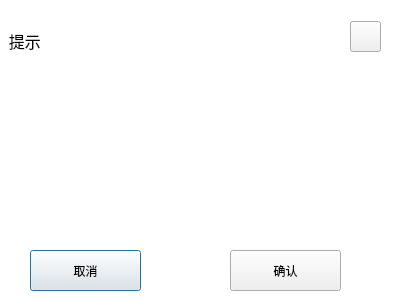
This is mydialog.ui in jindezhang/Q7fromRD330 as Qt 5 draws it before an edit. The edited form follows.
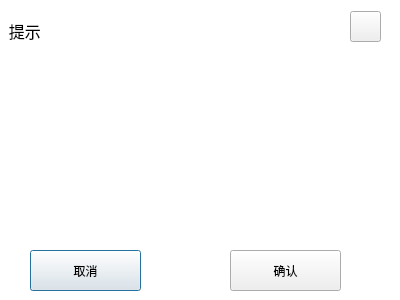
This is the edited form. Icons and pictures are not drawn. Custom widgets are drawn as their Qt base class.

```diff
--- a/mydialog.ui
+++ b/mydialog.ui
@@ -35,7 +35,7 @@
    <property name="geometry">
     <rect>
      <x>0</x>
-     <y>20</y>
+     <y>10</y>
      <width>401</width>
      <height>41</height>
     </rect>
@@ -56,7 +56,7 @@
    <property name="geometry">
     <rect>
      <x>350</x>
-     <y>21</y>
+     <y>11</y>
      <width>31</width>
      <height>31</height>
     </rect>
@@ -123,9 +123,9 @@
    <property name="geometry">
     <rect>
      <x>120</x>
-     <y>100</y>
-     <width>231</width>
-     <height>121</height>
+     <y>90</y>
+     <width>242</width>
+     <height>137</height>
     </rect>
    </property>
    <property name="font">
```
